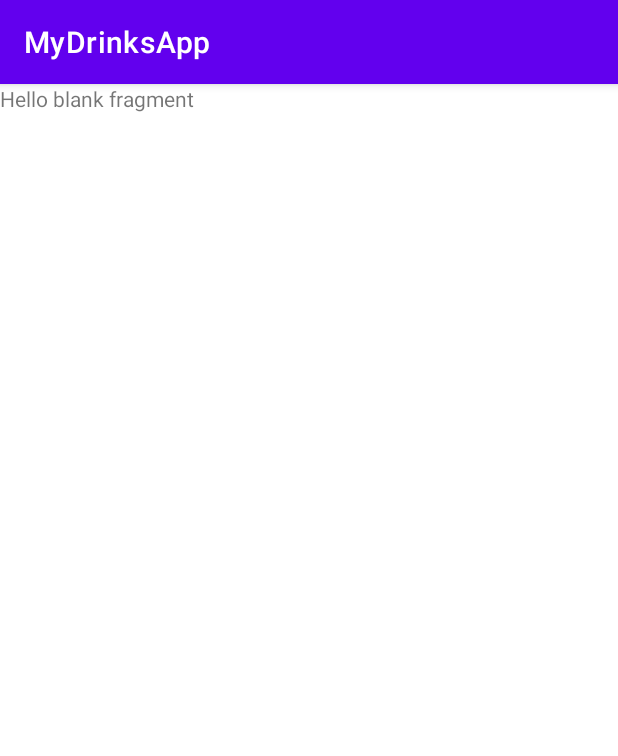
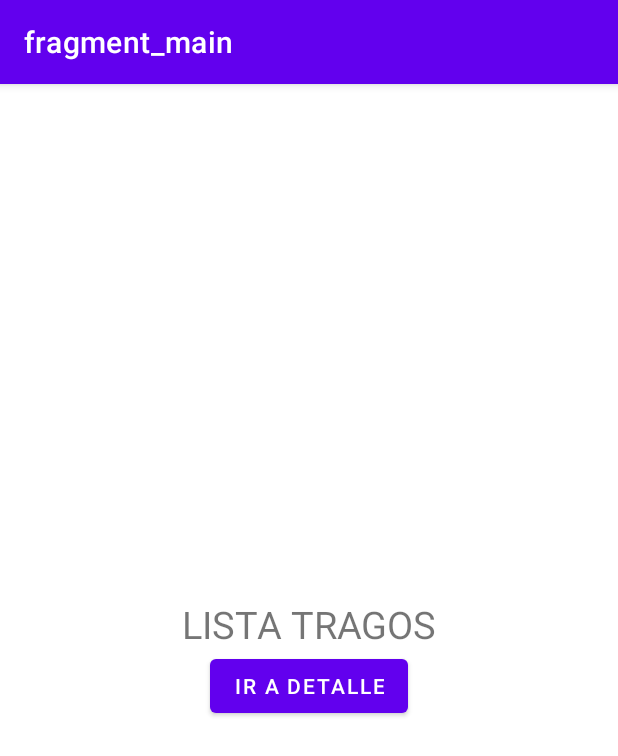
Before and after one commit to malgus79/Ch_MyDrinksApp, an Android app: the screen it shows after launch (MainActivity), on a phone screen of 412 x 824 dp. Shown: the top 756 px of the screen. Run offline under Robolectric (Android 15) with nearby library versions, the phone set to English and light mode, and no system bars; our stand-ins replace navigation-ui.

```diff
--- a/app/src/main/java/com/mydrinksapp/MainActivity.kt
+++ b/app/src/main/java/com/mydrinksapp/MainActivity.kt
@@ -1,11 +1,30 @@
 package com.mydrinksapp
 
+import android.os.Bundle
 import androidx.appcompat.app.AppCompatActivity
-import android.os.Bundle
+import androidx.navigation.NavController
+import androidx.navigation.fragment.NavHostFragment
+import androidx.navigation.ui.NavigationUI
+import com.mydrinksapp.databinding.ActivityMainBinding
 
 class MainActivity : AppCompatActivity() {
+
+    private lateinit var binding: ActivityMainBinding
+    private lateinit var navController: NavController
+
     override fun onCreate(savedInstanceState: Bundle?) {
         super.onCreate(savedInstanceState)
-        setContentView(R.layout.activity_main)
+        binding = ActivityMainBinding.inflate(layoutInflater)
+        setContentView(binding.root)
+
+        val navHostFragment =
+            supportFragmentManager.findFragmentById(R.id.nav_host_fragment) as NavHostFragment
+        val navController = navHostFragment.navController
+        //navController = findNavController(R.id.nav_host_fragment)
+        NavigationUI.setupActionBarWithNavController(this, navController)
+    }
+
+    override fun onNavigateUp(): Boolean {
+        return navController.navigateUp()
     }
 }
--- a/app/src/main/java/com/mydrinksapp/ui/MainFragment.kt
+++ b/app/src/main/java/com/mydrinksapp/ui/MainFragment.kt
@@ -5,9 +5,13 @@ import android.view.LayoutInflater
 import android.view.View
 import android.view.ViewGroup
 import androidx.fragment.app.Fragment
+import androidx.navigation.fragment.findNavController
 import com.mydrinksapp.R
+import com.mydrinksapp.databinding.FragmentMainBinding
 
 class MainFragment : Fragment() {
+
+    private lateinit var binding: FragmentMainBinding
 
     override fun onCreate(savedInstanceState: Bundle?) {
         super.onCreate(savedInstanceState)
@@ -19,4 +23,14 @@ class MainFragment : Fragment() {
     ): View? {
         return inflater.inflate(R.layout.fragment_main, container, false)
     }
+
+    override fun onViewCreated(view: View, savedInstanceState: Bundle?) {
+        super.onViewCreated(view, savedInstanceState)
+        binding = FragmentMainBinding.bind(view)
+
+        binding.btnIrDetalles.setOnClickListener {
+            findNavController().navigate(R.id.tragosDetalleFragment)
+        }
+
+    }
 }
--- a/app/src/main/res/layout/fragment_main.xml
+++ b/app/src/main/res/layout/fragment_main.xml
@@ -1,14 +1,23 @@
 <?xml version="1.0" encoding="utf-8"?>
-<FrameLayout xmlns:android="http://schemas.android.com/apk/res/android"
+<LinearLayout xmlns:android="http://schemas.android.com/apk/res/android"
     xmlns:tools="http://schemas.android.com/tools"
     android:layout_width="match_parent"
     android:layout_height="match_parent"
+    android:gravity="center"
+    android:orientation="vertical"
     tools:context=".ui.MainFragment">
 
-    <!-- TODO: Update blank fragment layout -->
     <TextView
         android:layout_width="match_parent"
-        android:layout_height="match_parent"
-        android:text="@string/hello_blank_fragment" />
+        android:layout_height="wrap_content"
+        android:gravity="center"
+        android:text="LISTA TRAGOS"
+        android:textSize="25sp"/>
 
-</FrameLayout>
+    <Button
+        android:id="@+id/btn_ir_detalles"
+        android:layout_width="wrap_content"
+        android:layout_height="wrap_content"
+        android:text="Ir a detalle"/>
+
+</LinearLayout>
```
Also changed, not shown: app/build.gradle (+7 -2 lines), app/src/main/java/com/mydrinksapp/ui/TragosDetalleFragment.kt (+9 -0 lines), app/src/main/res/layout/fragment_tragos_detalle.xml (+9 -6 lines).
